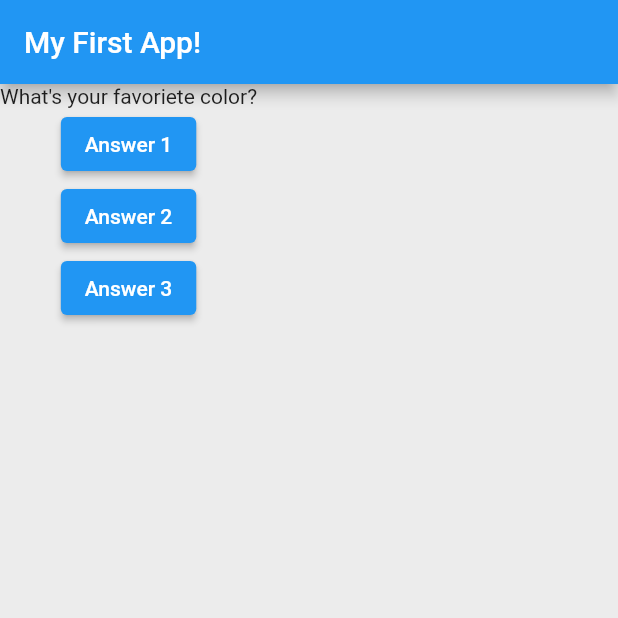
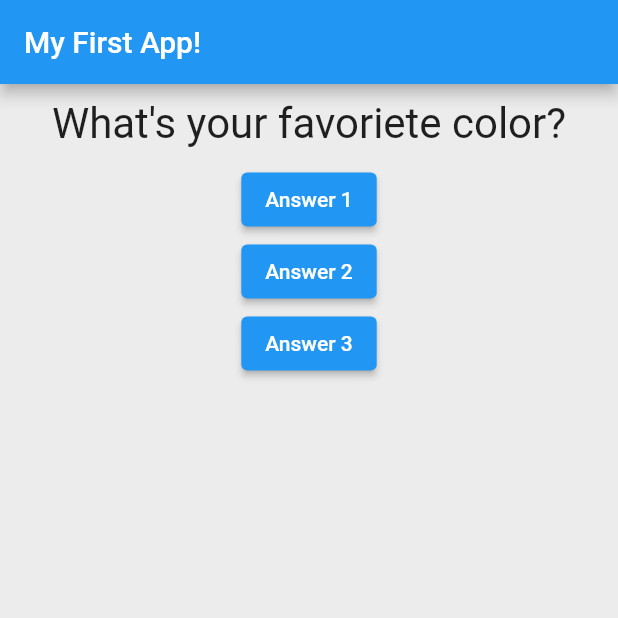
Before and after one commit to EliTu/Flutter---The-Complete-Course, a Flutter app: the screen it shows after launch, on a phone screen of 412 x 824 dp, the top half of it. Run offline on Flutter 3.47's test engine with Material 2 defaults, Android fonts, the phone set to English and light mode, and no system bars.

Commit message:
Section 2 lecture 40

```diff
--- a/flutter_basics/lib/question.dart
+++ b/flutter_basics/lib/question.dart
@@ -7,6 +7,13 @@ class Question extends StatelessWidget {
 
   @override
   Widget build(BuildContext context) {
-    return Text(_questionText);
+    return Container(
+        width: double.infinity,
+        margin: EdgeInsets.all(10),
+        child: Text(
+          _questionText,
+          style: TextStyle(fontSize: 28),
+          textAlign: TextAlign.center,
+        ));
   }
 }
```
